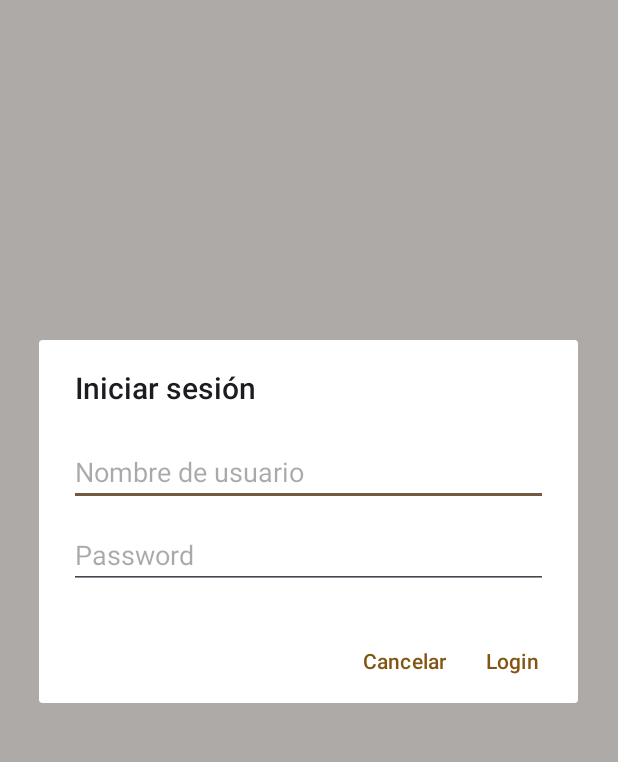
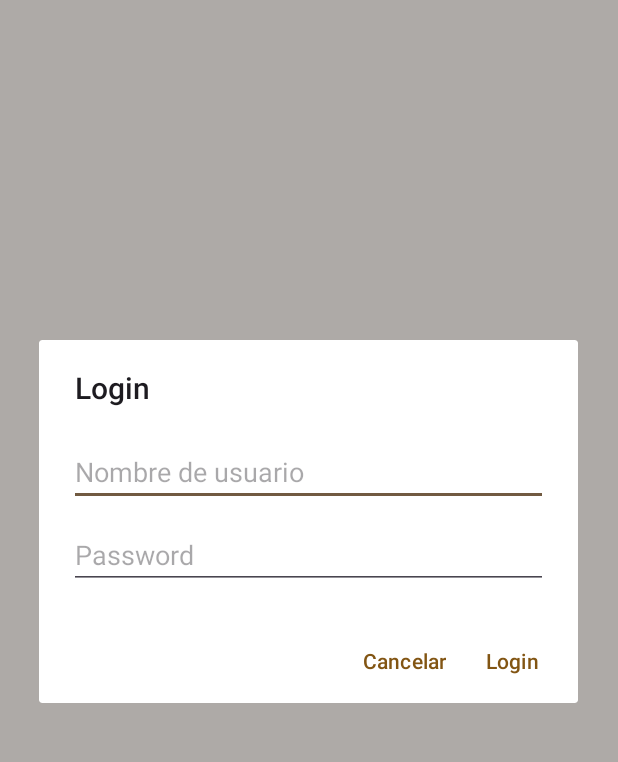
Before and after one commit to 0l3x/KotlinCoffeeApi, an Android app: the screen it shows after launch (MainActivity), on a phone screen of 412 x 824 dp, the part 96-858 px from its top. Run offline under Robolectric (Android 15) with nearby library versions, the phone set to English and light mode, and no system bars.

Commit message:
-package ui coffee detail comentado y el detail package tmb,
strings muy bien marcados, aunque demasiados en mi opinion

0- quedaria a hacerlo a prueba de bombas
1- mirar algun leve error o borrar codigo innecesario

```diff
--- a/Practica5_APIPropia/app/src/main/java/edu/olexandergalaktionov/apirestcoffee/ui/main/MainActivity.kt
+++ b/Practica5_APIPropia/app/src/main/java/edu/olexandergalaktionov/apirestcoffee/ui/main/MainActivity.kt
@@ -27,6 +27,15 @@ import edu.olexandergalaktionov.apirestcoffee.utils.dataStore
 import kotlinx.coroutines.flow.first
 import kotlinx.coroutines.launch
 
+/**
+ * Class MainActivity.kt
+ *
+ * Displays the main list of coffees and handles session login/logout.
+ * Loads data using ViewModel and updates the UI.
+ * Integrates swipe-to-refresh and a custom toolbar menu.
+ *
+ * @author Olexandr Galaktionov Tsisar
+ */
 class MainActivity : AppCompatActivity() {
     private lateinit var binding: ActivityMainBinding
 
@@ -38,11 +47,18 @@ class MainActivity : AppCompatActivity() {
         MainViewModelFactory(CoffeeRepository(SessionManager(dataStore)))
     }
 
+
+    /**
+     * Called every time the activity becomes visible.
+     */
     override fun onStart() {
         super.onStart()
         loadCoffees()
     }
 
+    /**
+     * Initializes views, toolbar, listeners and session checks.
+     */
     override fun onCreate(savedInstanceState: Bundle?) {
         super.onCreate(savedInstanceState)
         enableEdgeToEdge()
@@ -65,6 +81,7 @@ class MainActivity : AppCompatActivity() {
             }
         }
 
+        // Observe login state and handle UI response
         lifecycleScope.launch {
             vm.loginState.collect { state ->
                 when (state) {
@@ -88,21 +105,17 @@ class MainActivity : AppCompatActivity() {
             }
         }
 
-        lifecycleScope.launch {
-            vm.getSessionFlow().collect { (token, username) ->
-                Log.i("SESSION", if (token != null) "Usuario autenticado: $username" else "No hay usuario autenticado")
-            }
-        }
-
+        // RecyclerView setup
         binding.recyclerView.layoutManager = LinearLayoutManager(this)
         binding.recyclerView.adapter = CoffeeAdapter(emptyList()) { }
 
+        // Swipe-to-refresh action
         binding.swipeRefresh.setOnRefreshListener {
             lifecycleScope.launch {
                 val token = SessionManager(dataStore).sessionFlow.first().first
                 if (token == null) {
                     binding.swipeRefresh.isRefreshing = false
-                    Toast.makeText(this@MainActivity, "No has iniciado sesión", Toast.LENGTH_SHORT).show()
+                    Toast.makeText(this@MainActivity, getString(R.string.not_logged), Toast.LENGTH_SHORT).show()
                     showLoginDialog()
                 } else {
                     loadCoffees()
@@ -110,6 +123,7 @@ class MainActivity : AppCompatActivity() {
             }
         }
 
+        // Toolbar menu
         binding.mToolbar.inflateMenu(R.menu.main_menu)
         updateToolbarMenu()
 
@@ -125,7 +139,7 @@ class MainActivity : AppCompatActivity() {
                         SessionManager(dataStore).clearSession()
                         vm.logout()
                         updateToolbarMenu()
-                        clearCoffees("Sesión cerrada correctamente.")
+                        clearCoffees(getString(R.string.logout))
                     }
                     true
                 }
@@ -143,11 +157,14 @@ class MainActivity : AppCompatActivity() {
                     Asignatura: Programación Multimedia y Dispositivos Móviles
                     Práctica: API REST Coffee
                 """.trimIndent())
-                .setPositiveButton("Aceptar", null)
+                .setPositiveButton(getString(R.string.accept), null)
                 .show()
         }
     }
 
+    /**
+     * Updates the toolbar icons based on session state.
+     */
     private fun updateToolbarMenu() {
         lifecycleScope.launch {
             val (token, _) = SessionManager(dataStore).sessionFlow.first()
@@ -157,6 +174,9 @@ class MainActivity : AppCompatActivity() {
         }
     }
 
+    /**
+     * Loads coffee list and handles session & connection checks.
+     */
     private fun loadCoffees() {
         lifecycleScope.launch {
 
@@ -164,7 +184,7 @@ class MainActivity : AppCompatActivity() {
 
             // COMPROBAR CONEXIÓN
             if (!checkConnection(this@MainActivity)) {
-                clearCoffees("Sin conexión a Internet. Verifica tu red.")
+                clearCoffees(getString(R.string.no_internet))
                 return@launch
             }
 
@@ -172,7 +192,7 @@ class MainActivity : AppCompatActivity() {
             val token = sessionManager.sessionFlow.first().first
 
             if (token == null) {
-                clearCoffees("No has iniciado sesión.")
+                clearCoffees(getString(R.string.not_logged))
                 return@launch
             }
 
@@ -182,7 +202,7 @@ class MainActivity : AppCompatActivity() {
                 viewModel.coffeeList.collect { coffeeList ->
                     if (coffeeList != null) {
                         if (coffeeList.isEmpty()) {
-                            clearCoffees("No hay cafés disponibles.")
+                            clearCoffees(getString(R.string.no_coffee))
                         } else {
                             val adapter = CoffeeAdapter(coffeeList) { selectedCoffee ->
                                 val intent = Intent(this@MainActivity, CoffeeDetailActivity::class.java)
@@ -204,20 +224,23 @@ class MainActivity : AppCompatActivity() {
                     sessionManager.clearSession()
                     vm.logout()
                     updateToolbarMenu()
-                    clearCoffees("Sesión expirada. Por favor, inicia sesión de nuevo.")
+                    clearCoffees(getString(R.string.closed_session))
                 } else {
                     clearCoffees("Error al obtener cafés: ${e.message}")
                 }
             } catch (e: Exception) {
                 clearCoffees("Error inesperado: ${e.message}")
             } finally {
-                // Por seguridad, aseguramos que se desactive el refresh si no se detuvo antes
+                // se desactiva el refresh si no se detuvo antes
                 binding.swipeRefresh.isRefreshing = false
             }
         }
     }
 
 
+    /**
+     * Clears the coffee list and displays a message.
+     */
     private fun clearCoffees(message: String) {
         binding.recyclerView.adapter = CoffeeAdapter(emptyList()) {}
         binding.tvEmpty.visibility = View.VISIBLE
@@ -225,27 +248,29 @@ class MainActivity : AppCompatActivity() {
         Toast.makeText(this, message, Toast.LENGTH_SHORT).show()
     }
 
-
+    /**
+     * Displays a login dialog and triggers authentication.
+     */
     private fun showLoginDialog() {
         val view = layoutInflater.inflate(R.layout.dialog_login, null)
         val etUsername = view.findViewById<EditText>(R.id.etUsername)
         val etPassword = view.findViewById<EditText>(R.id.etPassword)
 
         AlertDialog.Builder(this)
-            .setTitle("Iniciar sesión")
+            .setTitle(getString(R.string.login))
             .setView(view)
-            .setPositiveButton("Login") { _, _ ->
+            .setPositiveButton(R.string.login) { _, _ ->
                 val username = etUsername.text.toString()
                 val password = etPassword.text.toString()
 
                 if (!checkConnection(this)) {
-                    Toast.makeText(this, "Sin conexión a Internet. Verifica tu red.", Toast.LENGTH_SHORT).show()
+                    Toast.makeText(this, getString(R.string.no_internet), Toast.LENGTH_SHORT).show()
                     return@setPositiveButton
                 }
 
                 vm.login(username, password)
             }
-            .setNegativeButton("Cancelar", null)
+            .setNegativeButton(getString(R.string.cancel), null)
             .show()
     }
 }
--- a/Practica5_APIPropia/app/src/main/java/edu/olexandergalaktionov/apirestcoffee/ui/main/MainViewModel.kt
+++ b/Practica5_APIPropia/app/src/main/java/edu/olexandergalaktionov/apirestcoffee/ui/main/MainViewModel.kt
@@ -10,12 +10,29 @@ import kotlinx.coroutines.flow.MutableStateFlow
 import kotlinx.coroutines.flow.StateFlow
 import kotlinx.coroutines.launch
 
+/**
+ * Class MainViewModel.kt
+ *
+ * ViewModel for managing user login, logout and session state.
+ * Handles asynchronous login and logout processes using a repository.
+ *
+ * @author Olexandr Galaktionov Tsisar
+ */
 class MainViewModel(private val repository: CoffeeRepository) : ViewModel() {
     private val _loginState = MutableStateFlow<LoginState>(LoginState.Idle)
+    /**
+     * Public access to the current login state.
+     */
     val loginState: StateFlow<LoginState>
         get() = _loginState
 
-    // Función para iniciar sesión y obtener el token.
+    /**
+     * Authenticates the user by sending credentials to the server.
+     * Updates login state according to the result.
+     *
+     * @param user Username.
+     * @param password User password.
+     */
     fun login(user: String, password: String) {
         viewModelScope.launch {
             _loginState.value = LoginState.Loading
@@ -28,18 +45,20 @@ class MainViewModel(private val repository: CoffeeRepository) : ViewModel() {
         }
     }
 
-    // Función para cerrar sesión.
+    /**
+     * Clears the user session and resets the login state.
+     */
     fun logout() {
         viewModelScope.launch {
             repository.logout()
             _loginState.value = LoginState.Idle
         }
     }
-
-    // Función obtener para el Flow de la sesión.
-    fun getSessionFlow() = repository.getSessionFlow()
 }
 
+/**
+ * Factory to create instances of MainViewModel with constructor parameters.
+ */
 @Suppress("UNCHECKED_CAST")
 class MainViewModelFactory(private val repository: CoffeeRepository) : ViewModelProvider.Factory {
     override fun <T : ViewModel> create(modelClass: Class<T>): T {
--- a/Practica5_APIPropia/app/src/main/res/values/strings.xml
+++ b/Practica5_APIPropia/app/src/main/res/values/strings.xml
@@ -13,4 +13,12 @@
     <string name="access_without_token">No hay cafés disponibles sin token</string>
     <string name="post_comment">Añadir comentario</string>
     <string name="comment">Comentario</string>
+    <string name="cancel">Cancelar</string>
+    <string name="no_internet">Sin conexión a Internet. Verifica tu red.</string>
+    <string name="closed_session">Sesión expirada. Por favor, inicia sesión de nuevo.</string>
+    <string name="no_coffee">No hay cafés disponibles.</string>
+    <string name="not_logged">No has iniciado sesión.</string>
+    <string name="accept">Aceptar</string>
+    <string name="comment_posted">Comentario publicado</string>
+    <string name="no_empty_comment">El comentario no puede estar vacío</string>
 </resources>
```
Also changed, not shown: Practica5_APIPropia/app/src/main/java/edu/olexandergalaktionov/apirestcoffee/ui/main/CoffeeAdapter.kt (+26 -2 lines).
